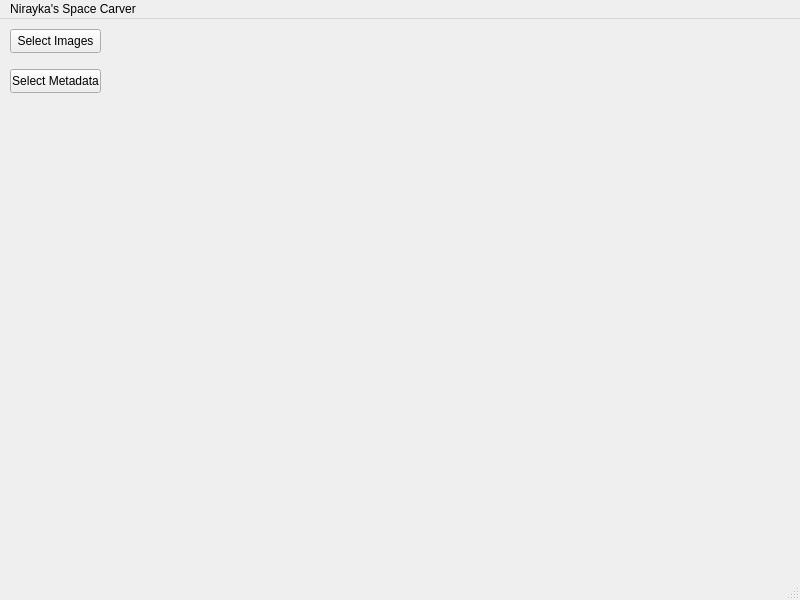
Above: mainwindow.ui from nirayka/space-carving before the change. Below: the same form after it.
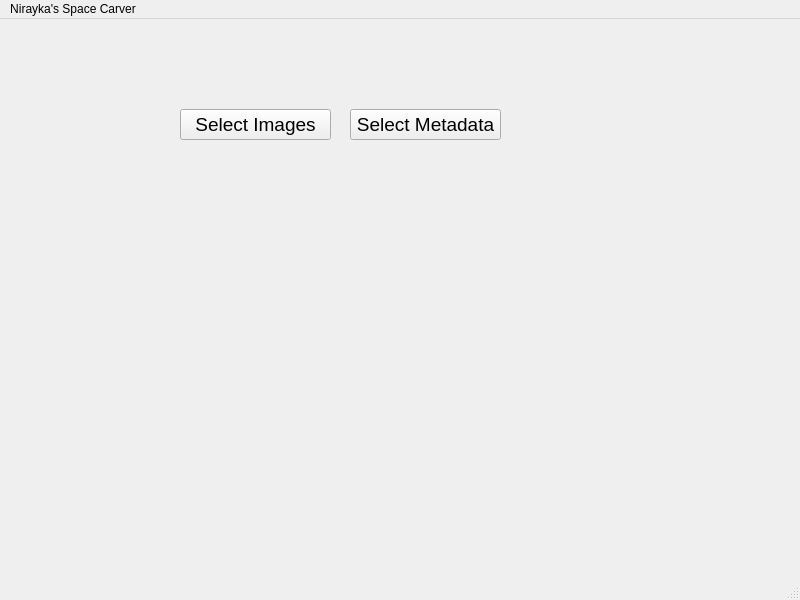
That is the form after the change.

```diff
--- a/mainwindow.ui
+++ b/mainwindow.ui
@@ -10,6 +10,11 @@
     <height>600</height>
    </rect>
   </property>
+  <property name="font">
+   <font>
+    <kerning>true</kerning>
+   </font>
+  </property>
   <property name="windowTitle">
    <string>MainWindow</string>
   </property>
@@ -17,12 +22,18 @@
    <widget class="QPushButton" name="selectImagesButton">
     <property name="geometry">
      <rect>
-      <x>10</x>
-      <y>10</y>
-      <width>91</width>
-      <height>24</height>
+      <x>180</x>
+      <y>90</y>
+      <width>151</width>
+      <height>31</height>
      </rect>
     </property>
+    <property name="font">
+     <font>
+      <pointsize>14</pointsize>
+      <kerning>true</kerning>
+     </font>
+    </property>
     <property name="text">
      <string>Select Images</string>
     </property>
@@ -30,12 +41,18 @@
    <widget class="QPushButton" name="selectMetadataButton">
     <property name="geometry">
      <rect>
-      <x>10</x>
-      <y>50</y>
-      <width>91</width>
-      <height>24</height>
+      <x>350</x>
+      <y>90</y>
+      <width>151</width>
+      <height>31</height>
      </rect>
     </property>
+    <property name="font">
+     <font>
+      <pointsize>14</pointsize>
+      <kerning>true</kerning>
+     </font>
+    </property>
     <property name="text">
      <string>Select Metadata</string>
     </property>
```
